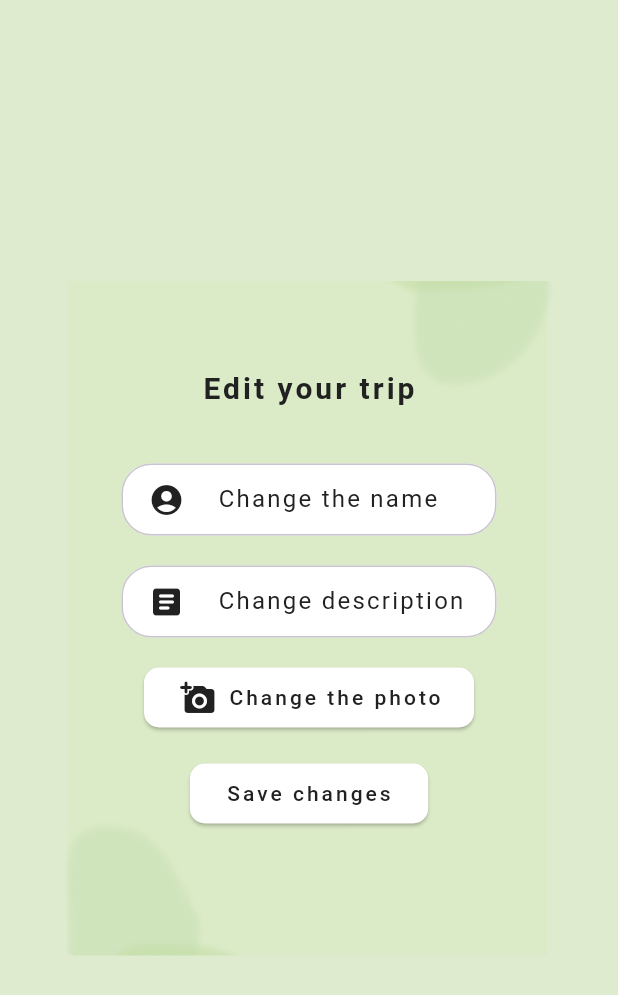
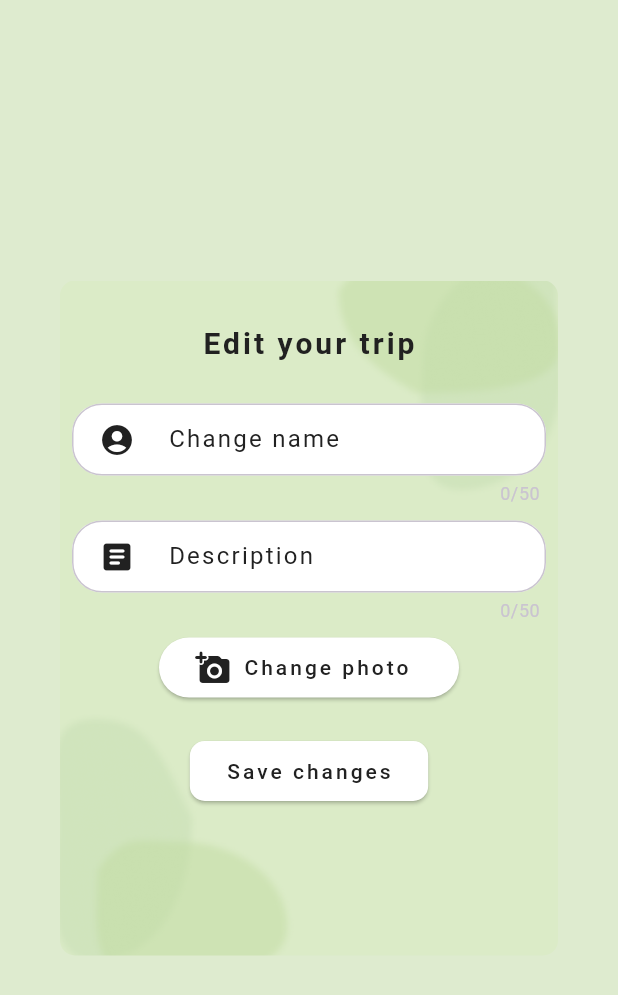
Before and after one commit to madzixon-21/Journey-Joy-Client, a Flutter app: the EditTripDialog widget shown alone on an empty page, opened directly with empty values, after a tap on "Save changes", on a phone screen of 412 x 824 dp. Shown: the top 995 px of the screen. Run offline on Flutter 3.47's test engine with Material 3 defaults, Android fonts, the phone set to English and light mode, and no system bars; our stand-ins replace email_validator, flutter_bloc, go_router, image_picker; network calls fail; Roboto replaces fonts that are missing (Lohit Tamil).

Commit message:
Fix edit trip form

```diff
--- a/lib/Dialogs/edit_trip_dialog.dart
+++ b/lib/Dialogs/edit_trip_dialog.dart
@@ -10,7 +10,6 @@ import 'package:journey_joy_client/Classes/Functions/edit_trip.dart';
 import 'package:image_picker/image_picker.dart';
 
 class EditTripDialog extends StatefulWidget {
-
   const EditTripDialog({required this.token, required this.tripId, super.key});
   final String token;
   final String tripId;
@@ -19,10 +18,10 @@ class EditTripDialog extends StatefulWidget {
 }
 
 class EditTripDialogState extends State<EditTripDialog> {
-
   final TextEditingController _nameController = TextEditingController();
   final TextEditingController _descriptionController = TextEditingController();
   late List<int>? imageBytes;
+  int _ifPictureAdded = 0;
 
   Future<void> getImage() async {
     final picker = ImagePicker();
@@ -30,8 +29,11 @@ class EditTripDialogState extends State<EditTripDialog> {
 
     if (pickedFile != null) {
       imageBytes = await pickedFile.readAsBytes();
+      _ifPictureAdded = 1;
     }
   }
+
+  final _formKey = GlobalKey<FormState>();
 
   @override
   Widget build(BuildContext context) {
@@ -40,54 +42,55 @@ class EditTripDialogState extends State<EditTripDialog> {
       shape: RoundedRectangleBorder(
         borderRadius: BorderRadius.circular(10.0),
       ),
+      child: Form(
+        key: _formKey,
         child: Container(
           padding: const EdgeInsets.all(8.0),
           height: 450,
           decoration: BoxDecoration(
             borderRadius: BorderRadius.circular(10.0),
             image: const DecorationImage(
-            image: AssetImage('assets/dialog_background.png'),
+              image: AssetImage('assets/small_dialog_background.png'),
               fit: BoxFit.cover,
             ),
           ),
-        child:Column(
+          child: SingleChildScrollView(
+            child: Column(
+              crossAxisAlignment: CrossAxisAlignment.start,
               children: [
-            const SizedBox(height: 50),
-
+                const SizedBox(height: 20),
                 Center(
-            child: Text('Edit your trip',
+                  child: Text(
+                    'Edit your trip',
                     style: TextStyle(
                       color: Colors.grey.shade900,
                       fontFamily: 'Lohit Tamil',
                       fontSize: 20,
                       fontWeight: FontWeight.bold,
                       letterSpacing: 2,
-
                     ),
                   ),
                 ),
-
-            const SizedBox(height: 35),
-
-            Container(
-              width: 250,
-              alignment: Alignment.center,
-
-              child: TextField(
-                key: const Key('tripNameTextField'),
-                maxLines: null,
+                const SizedBox(
+                  height: 25,
+                ),
+                TextFormField(
                   style: TextStyle(
                     color: Colors.grey.shade900,
                     fontFamily: 'Lohit Tamil',
                     letterSpacing: 2,
                   ),
                   controller: _nameController,
+                  maxLength: 50,
+                  maxLines: 3,
+                  minLines: 1,
                   decoration: InputDecoration(
-                  hintText: 'Change the name',
+                    hintText: 'Change name',
                     hintStyle: TextStyle(
                       color: Colors.grey.shade900,
                       fontFamily: 'Lohit Tamil',
-                    letterSpacing: 1.5,),
+                      letterSpacing: 1.5,
+                    ),
                     contentPadding: const EdgeInsets.symmetric(vertical: 12.0),
                     filled: true,
                     fillColor: Colors.white,
@@ -103,17 +106,14 @@ class EditTripDialogState extends State<EditTripDialog> {
                     ),
                   ),
                 ),
+                const SizedBox(
+                  height: 10,
                 ),
-
-            const SizedBox(height:20),
-
-            Container(
-              width: 250,
-              alignment: Alignment.center,
-
-              child: TextField(
+                TextFormField(
                   key: const Key('tripDescriptionTextField'),
-                maxLines: null,
+                  maxLines: 3,
+                  minLines: 1,
+                  maxLength: 50,
                   style: TextStyle(
                     color: Colors.grey.shade900,
                     fontFamily: 'Lohit Tamil',
@@ -121,11 +121,12 @@ class EditTripDialogState extends State<EditTripDialog> {
                   ),
                   controller: _descriptionController,
                   decoration: InputDecoration(
-                  hintText: 'Change description',
+                    hintText: 'Description',
                     hintStyle: TextStyle(
                       color: Colors.grey.shade900,
                       fontFamily: 'Lohit Tamil',
-                    letterSpacing: 1.5,),
+                      letterSpacing: 1.5,
+                    ),
                     contentPadding: const EdgeInsets.symmetric(vertical: 12.0),
                     filled: true,
                     fillColor: Colors.white,
@@ -141,13 +142,13 @@ class EditTripDialogState extends State<EditTripDialog> {
                     ),
                   ),
                 ),
+                const SizedBox(
+                  height: 10,
                 ),
-
-            const SizedBox(height:20),
-
-            Container(
+                Center(
+                  child: Container(
                     height: 40,
-              width: 220,
+                    width: 200,
                     alignment: Alignment.center,
                     child: ElevatedButton(
                       onPressed: () async {
@@ -156,10 +157,10 @@ class EditTripDialogState extends State<EditTripDialog> {
                       style: ElevatedButton.styleFrom(
                         backgroundColor: Colors.white,
                         shape: RoundedRectangleBorder(
-                      borderRadius: BorderRadius.circular(10.0),
+                          borderRadius: BorderRadius.circular(20.0),
                         ),
                       ),
-                child:  Row(
+                      child: Row(
                         children: [
                           Icon(
                             Icons.add_a_photo_rounded,
@@ -167,7 +168,8 @@ class EditTripDialogState extends State<EditTripDialog> {
                             size: 24,
                           ),
                           const SizedBox(width: 8),
-                    Text('Change the photo',
+                          Text(
+                            'Change photo',
                             style: TextStyle(
                               color: Colors.grey.shade900,
                               fontFamily: 'Lohit Tamil',
@@ -178,20 +180,25 @@ class EditTripDialogState extends State<EditTripDialog> {
                       ),
                     ),
                   ),
-
-            const SizedBox(height:20),
-
+                ),
+                const SizedBox(
+                  height: 25,
+                ),
                 Center(
                   child: ElevatedButton(
-
-                onPressed: (){
-                  EditTripAction().edit(
+                    onPressed: () {
+                      if (_formKey.currentState!.validate()) {
+                        if (_ifPictureAdded == 0) {
+                          imageBytes = List.empty();
+                        }
+                        EditTripAction()
+                            .edit(
                                 _nameController.text,
                                 _descriptionController.text,
                                 imageBytes,
                                 widget.token,
-                        widget.tripId
-                      ).then((bool editionSuccessful) {
+                                widget.tripId)
+                            .then((bool editionSuccessful) {
                           if (editionSuccessful) {
                             Navigator.pop(context, 'tripEdited');
                           } else {
@@ -199,15 +206,16 @@ class EditTripDialogState extends State<EditTripDialog> {
                             _descriptionController.clear();
                           }
                         });
+                      }
                     },
-
                     style: ElevatedButton.styleFrom(
                       backgroundColor: Colors.white,
                       shape: RoundedRectangleBorder(
                         borderRadius: BorderRadius.circular(10.0),
                       ),
                     ),
-                child: Text('Save changes',
+                    child: Text(
+                      'Save changes',
                       style: TextStyle(
                         color: Colors.grey.shade900,
                         fontFamily: 'Lohit Tamil',
@@ -219,6 +227,8 @@ class EditTripDialogState extends State<EditTripDialog> {
               ],
             ),
           ),
+        ),
+      ),
     );
   }
 }
```
Lines whose indentation alone changed are shown as unchanged.
